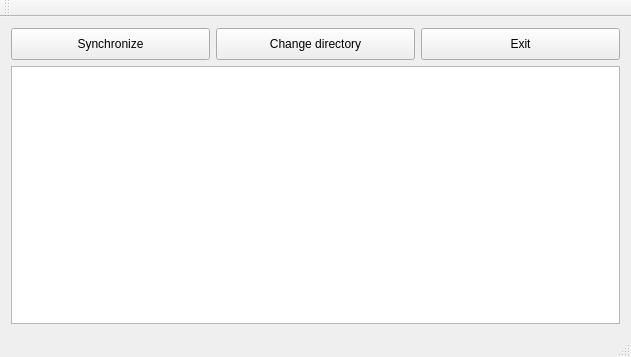
DenisMedved/vkaudiosync, file src/ui/mainwindow.ui: the form before one commit.
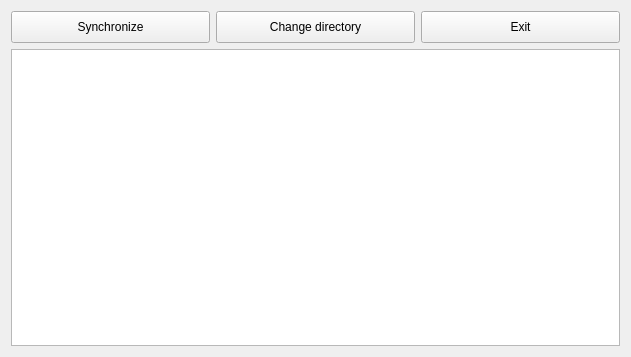
The form after the commit.

```diff
--- a/src/ui/mainwindow.ui
+++ b/src/ui/mainwindow.ui
@@ -67,15 +67,6 @@
     </item>
    </layout>
   </widget>
-  <widget class="QToolBar" name="mainToolBar">
-   <attribute name="toolBarArea">
-    <enum>TopToolBarArea</enum>
-   </attribute>
-   <attribute name="toolBarBreak">
-    <bool>false</bool>
-   </attribute>
-  </widget>
-  <widget class="QStatusBar" name="statusBar"/>
  </widget>
  <layoutdefault spacing="6" margin="11"/>
  <resources/>
```
